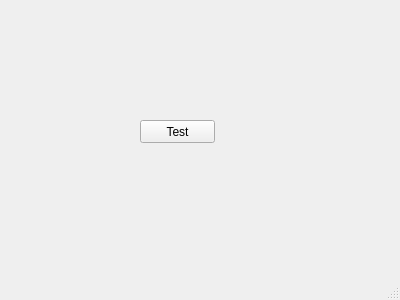
First picture: the form in QtWidgetsCPP/mainwindow.ui, repository P4tCr4ft/Qt_Dev_Projects, before the edit.
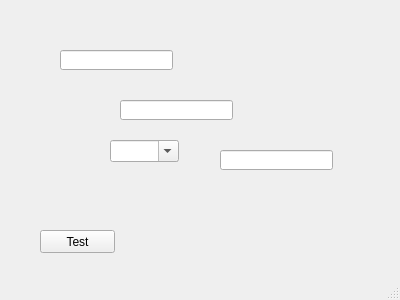
Second picture: the form after the edit.

```diff
--- a/QtWidgetsCPP/mainwindow.ui
+++ b/QtWidgetsCPP/mainwindow.ui
@@ -17,17 +17,17 @@
    <widget class="QWidget" name="renderArea" native="true">
     <property name="geometry">
      <rect>
-      <x>70</x>
-      <y>50</y>
-      <width>201</width>
-      <height>181</height>
+      <x>30</x>
+      <y>10</y>
+      <width>341</width>
+      <height>251</height>
      </rect>
     </property>
     <widget class="QPushButton" name="btnTest">
      <property name="geometry">
       <rect>
-       <x>70</x>
-       <y>70</y>
+       <x>10</x>
+       <y>220</y>
        <width>75</width>
        <height>23</height>
       </rect>
@@ -36,6 +36,49 @@
       <string>Test</string>
      </property>
     </widget>
+    <widget class="QLineEdit" name="lineEdit1">
+     <property name="geometry">
+      <rect>
+       <x>30</x>
+       <y>40</y>
+       <width>113</width>
+       <height>20</height>
+      </rect>
+     </property>
+    </widget>
+    <widget class="QLineEdit" name="lineEdit2">
+     <property name="geometry">
+      <rect>
+       <x>90</x>
+       <y>90</y>
+       <width>113</width>
+       <height>20</height>
+      </rect>
+     </property>
+    </widget>
+    <widget class="QLineEdit" name="lineEdit3">
+     <property name="geometry">
+      <rect>
+       <x>190</x>
+       <y>140</y>
+       <width>113</width>
+       <height>20</height>
+      </rect>
+     </property>
+    </widget>
+    <widget class="QComboBox" name="comboBox">
+     <property name="geometry">
+      <rect>
+       <x>80</x>
+       <y>130</y>
+       <width>69</width>
+       <height>22</height>
+      </rect>
+     </property>
+     <property name="editable">
+      <bool>true</bool>
+     </property>
+    </widget>
    </widget>
   </widget>
   <widget class="QStatusBar" name="statusBar"/>
```
